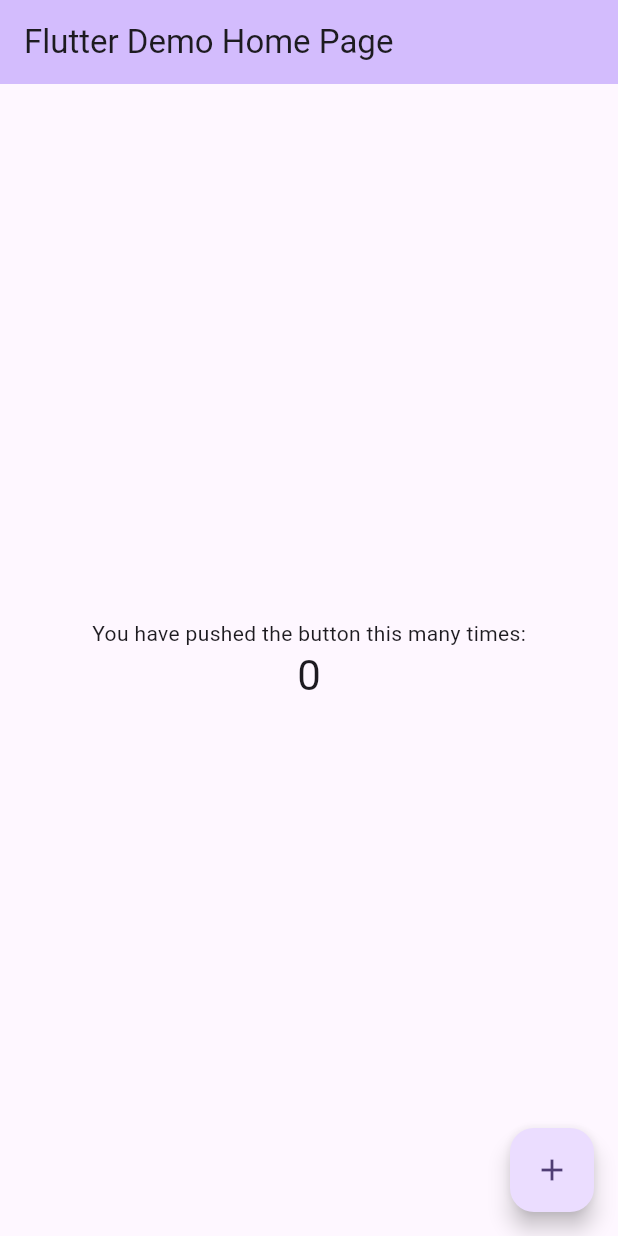
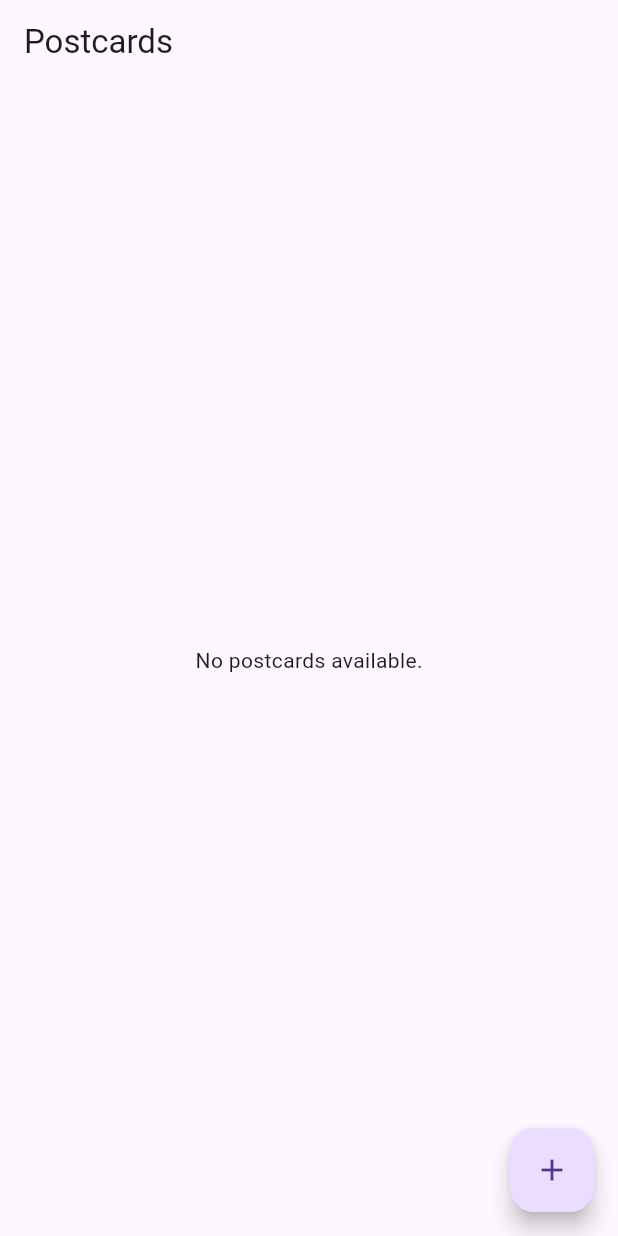
Before and after one commit to nuno-barreiro/postcrossly, a Flutter app: the screen it shows after launch, on a phone screen of 412 x 824 dp. Run offline on Flutter 3.47's test engine with Material 3 defaults, Android fonts, the phone set to English and light mode, and no system bars.

Commit message:
Refactor main application structure by renaming MyApp to PostcrosslyApp; add PostcardsListScreen for displaying postcards; remove outdated widget test file.

```diff
--- a/lib/main.dart
+++ b/lib/main.dart
@@ -1,121 +1,24 @@
 import 'package:flutter/material.dart';
+import 'package:postcrossly/repositories/postcards_repository.dart';
+import 'package:postcrossly/screens/postcards_list_screen.dart';
 
 void main() {
-  runApp(const MyApp());
+  runApp(const PostcrosslyApp());
 }
 
 /// This is the main application widget.
-class MyApp extends StatelessWidget {
+class PostcrosslyApp extends StatelessWidget {
   /// Constructor
-  const MyApp({super.key});
-
-  // This widget is the root of your application.
-  @override
-  Widget build(BuildContext context) => MaterialApp(
-    title: 'Flutter Demo',
-    theme: ThemeData(
-      // This is the theme of your application.
-      //
-      // TRY THIS: Try running your application with "flutter run". You'll see
-      // the application has a purple toolbar. Then, without quitting the app,
-      // try changing the seedColor in the colorScheme below to Colors.green
-      // and then invoke "hot reload" (save your changes or press the "hot
-      // reload" button in a Flutter-supported IDE, or press "r" if you used
-      // the command line to start the app).
-      //
-      // Notice that the counter didn't reset back to zero; the application
-      // state is not lost during the reload. To reset the state, use hot
-      // restart instead.
-      //
-      // This works for code too, not just values: Most code changes can be
-      // tested with just a hot reload.
-      colorScheme: ColorScheme.fromSeed(seedColor: Colors.deepPurple),
-    ),
-    home: const MyHomePage(title: 'Flutter Demo Home Page'),
-  );
-}
-
-/// This is the stateful widget that the main application instantiates.
-class MyHomePage extends StatefulWidget {
-  /// Constructor
-  const MyHomePage({super.key, required this.title});
-
-  // This widget is the home page of your application. It is stateful, meaning
-  // that it has a State object (defined below) that contains fields that affect
-  // how it looks.
-
-  // This class is the configuration for the state. It holds the values (in this
-  // case the title) provided by the parent (in this case the App widget) and
-  // used by the build method of the State. Fields in a Widget subclass are
-  // always marked "final".
-
-  /// Title for the app bar
-  final String title;
+  const PostcrosslyApp({super.key});
 
   @override
-  State<MyHomePage> createState() => _MyHomePageState();
+  Widget build(BuildContext context) {
+    final postcardsRepository = PostcardsRepository();
+
+    return MaterialApp(
+      title: 'Postcrossly',
+      theme: ThemeData(primarySwatch: Colors.deepPurple),
+      home: PostcardsListScreen(postcardsRepo: postcardsRepository),
+    );
+  }
 }
-
-/// This is the private State class that goes with MyHomePage.
-class _MyHomePageState extends State<MyHomePage> {
-  int _counter = 0;
-
-  void _incrementCounter() {
-    setState(() {
-      // This call to setState tells the Flutter framework that something has
-      // changed in this State, which causes it to rerun the build method below
-      // so that the display can reflect the updated values. If we changed
-      // _counter without calling setState(), then the build method would not be
-      // called again, and so nothing would appear to happen.
-      _counter++;
-    });
-  }
-
-  @override
-  Widget build(BuildContext context) => Scaffold(
-    // This method is rerun every time setState is called, for instance as done
-    // by the _incrementCounter method above.
-    //
-    // The Flutter framework has been optimized to make rerunning build methods
-    // fast, so that you can just rebuild anything that needs updating rather
-    // than having to individually change instances of widgets.
-    appBar: AppBar(
-      // TRY THIS: Try changing the color here to a specific color (to
-      // Colors.amber, perhaps?) and trigger a hot reload to see the AppBar
-      // change color while the other colors stay the same.
-      backgroundColor: Theme.of(context).colorScheme.inversePrimary,
-      // Here we take the value from the MyHomePage object that was created by
-      // the App.build method, and use it to set our appbar title.
-      title: Text(widget.title),
-    ),
-    body: Center(
-      // Center is a layout widget. It takes a single child and positions it
-      // in the middle of the parent.
-      child: Column(
-        // Column is also a layout widget. It takes a list of children and
-        // arranges them vertically. By default, it sizes itself to fit its
-        // children horizontally, and tries to be as tall as its parent.
-        //
-        // Column has various properties to control how it sizes itself and
-        // how it positions its children. Here we use mainAxisAlignment to
-        // center the children vertically; the main axis here is the vertical
-        // axis because Columns are vertical (the cross axis would be
-        // horizontal).
-        //
-        // TRY THIS: Invoke "debug painting" (choose the "Toggle Debug Paint"
-        // action in the IDE, or press "p" in the console), to see the
-        // wireframe for each widget.
-        mainAxisAlignment: MainAxisAlignment.center,
-        children: <Widget>[
-          const Text('You have pushed the button this many times:'),
-          Text('$_counter', style: Theme.of(context).textTheme.headlineMedium),
-        ],
-      ),
-    ),
-    floatingActionButton: FloatingActionButton(
-      onPressed: _incrementCounter,
-      tooltip: 'Increment',
-      child: const Icon(Icons.add),
-    ), // This trailing comma makes auto-formatting nicer for build methods.
-  );
-}
--- /dev/null
+++ b/lib/screens/postcards_list_screen.dart
@@ -0,0 +1,68 @@
+import 'package:flutter/material.dart';
+import 'package:postcrossly/models/postcard.dart';
+import 'package:postcrossly/repositories/postcards_repository.dart';
+
+/// A screen that displays a list of postcards.
+class PostcardsListScreen extends StatefulWidget {
+  /// The repository used to fetch postcards data.
+  final PostcardsRepository postcardsRepo;
+
+  /// Creates a [PostcardsListScreen]
+  ///
+  /// Arguments:
+  ///   postcardsRepo: Required instance of [PostcardsRepository] to manage postcards data.
+  const PostcardsListScreen({super.key, required this.postcardsRepo});
+
+  @override
+  State<PostcardsListScreen> createState() => _PostcardsListScreenState();
+}
+
+class _PostcardsListScreenState extends State<PostcardsListScreen> {
+  List<Postcard> _postcards = [];
+
+  @override
+  void initState() {
+    super.initState();
+    _reloadState();
+  }
+
+  void _reloadState() {
+    setState(() {
+      _postcards = widget.postcardsRepo.fetchPostcards();
+    });
+  }
+
+  void _addPostcard() {
+    final postcard = Postcard();
+    widget.postcardsRepo.addPostcard(postcard);
+    _reloadState();
+  }
+
+  Widget _buildPostcardListItem(BuildContext context, int index) {
+    final postcard = _postcards[index];
+    return ListTile(title: Text(postcard.id));
+  }
+
+  Widget _buildWidgetBody() {
+    if (_postcards.isEmpty) {
+      return const Center(child: Text('No postcards available.'));
+    }
+
+    return ListView.separated(
+      itemCount: _postcards.length,
+      itemBuilder: _buildPostcardListItem,
+      separatorBuilder: (context, index) => const Divider(height: 1),
+    );
+  }
+
+  @override
+  Widget build(BuildContext context) => Scaffold(
+    appBar: AppBar(title: const Text('Postcards')),
+    body: _buildWidgetBody(),
+    floatingActionButton: FloatingActionButton(
+      onPressed: _addPostcard,
+      tooltip: 'Add Postcard',
+      child: const Icon(Icons.add),
+    ),
+  );
+}
```
Also changed, not shown: 1 other file.
